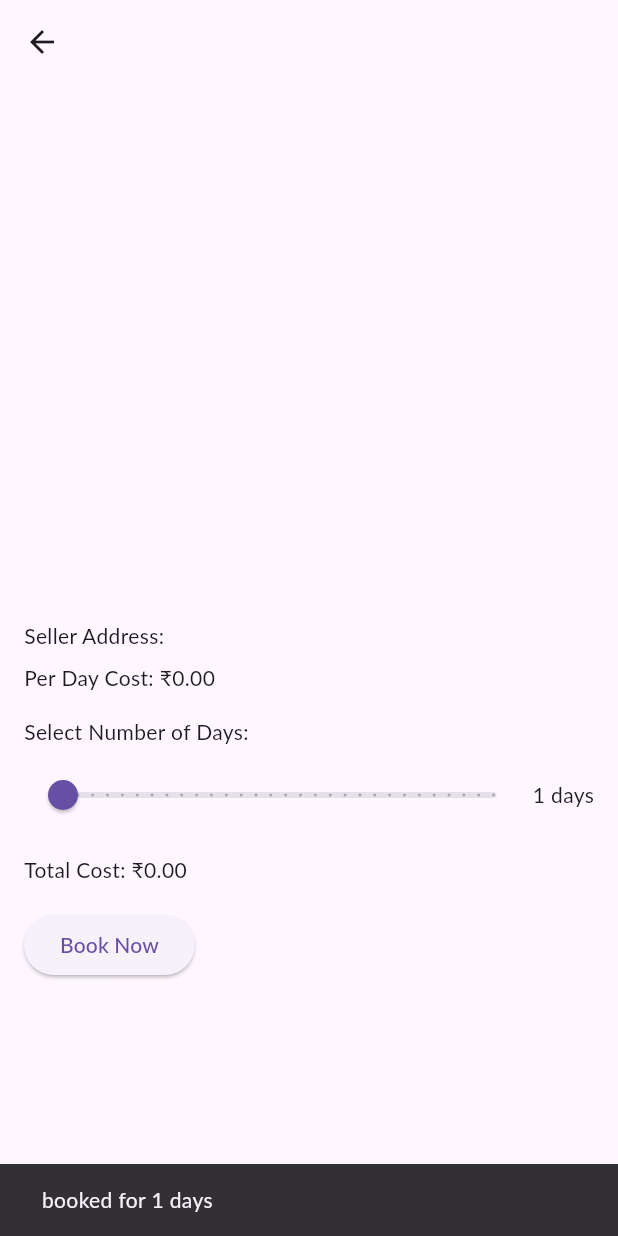
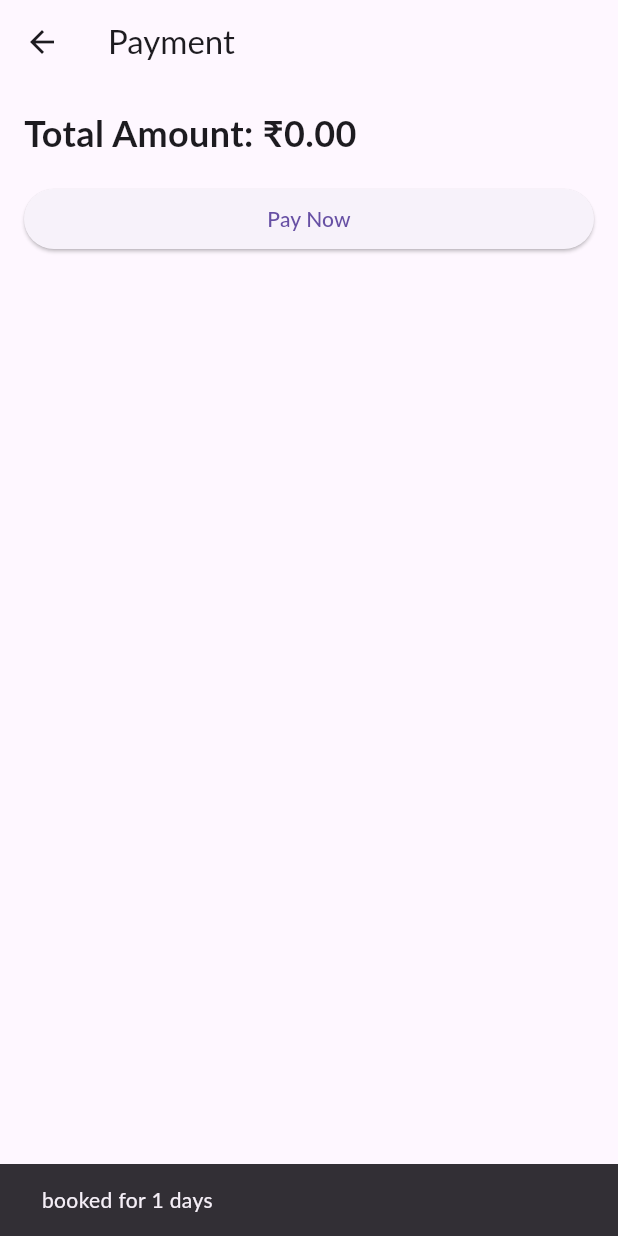
Before and after one commit to Sumith02/electronicsrent, a Flutter app: the ItemDetailScreen screen opened directly with empty values, after a tap on "Book Now", on a phone screen of 412 x 824 dp. Run offline on Flutter 3.47's test engine with Material 3 defaults, Android fonts, the phone set to English and light mode, and no system bars; our stand-ins replace animated_text_kit, cloud_firestore, curved_navigation_bar, dash_chat_2, firebase_auth, firebase_core and 6 more; missing offline and left inert: chat_gpt_sdk, legacy_progress_dialog; accounts and stored records are empty; network calls fail; Roboto replaces fonts that are missing (Lato).

Commit message:
payment page

```diff
--- a/lib/Screens/item_detail_screen.dart
+++ b/lib/Screens/item_detail_screen.dart
@@ -1,4 +1,6 @@
+import 'package:electronicsrent/Screens/models/cart_item.dart';
 import 'package:electronicsrent/Screens/models/product.dart';
+import 'package:electronicsrent/Screens/payment_screen.dart';
 import 'package:electronicsrent/Screens/services/cart_service.dart';
 import 'package:flutter/material.dart';
 import 'package:provider/provider.dart';
@@ -67,7 +69,9 @@ class _ItemDetailScreenState extends State<ItemDetailScreen> {
                   SizedBox(height: 8),
                   Text('Seller Address: ${widget.product.sellerAddress}'),
                   SizedBox(height: 8),
-                  Text('Per Day Cost: ₹${widget.product.price.toStringAsFixed(2)}'),
+                  Text(
+                    'Per Day Cost: ₹${widget.product.price.toStringAsFixed(2)}',
+                  ),
                   SizedBox(height: 16),
                   Text('Select Number of Days:'),
                   SizedBox(height: 8),
@@ -91,8 +95,25 @@ class _ItemDetailScreenState extends State<ItemDetailScreen> {
                   SizedBox(height: 16),
                   Text('Total Cost: ₹${_totalCost.toStringAsFixed(2)}'),
                   SizedBox(height: 16),
-                  ElevatedButton(
+                  Padding(
+                    padding: const EdgeInsets.only(left: 50, right: 50, top: 40),
+                    child: ElevatedButton(
                       onPressed: () {
+                        // Create a CartItem instance and navigate to PaymentScreen
+                        CartItem cartItem = CartItem(
+                          product: widget.product,
+                          quantity: 1, // Assuming 1 item for rental
+                          days: _days,
+                        );
+                        Navigator.push(
+                          context,
+                          MaterialPageRoute(
+                            builder: (context) => PaymentScreen(
+                              amount: _totalCost,
+                              cartItem: cartItem,
+                            ),
+                          ),
+                        );
                         cartService.addItem(widget.product, _days);
                         ScaffoldMessenger.of(context).showSnackBar(
                           SnackBar(
@@ -100,7 +121,8 @@ class _ItemDetailScreenState extends State<ItemDetailScreen> {
                           ),
                         );
                       },
-                    child: Text('Book Now'),
+                      child: Center(child: Text('Book Now')),
+                    ),
                   ),
                 ],
               ),
--- a/lib/Screens/models/cart_item.dart
+++ b/lib/Screens/models/cart_item.dart
@@ -2,7 +2,7 @@ import 'package:electronicsrent/Screens/models/product.dart';
 
 class CartItem {
   final Product product;
-  int quantity;
+    int quantity;
   int days; // Added field for rental days
 
   CartItem({
--- /dev/null
+++ b/lib/Screens/payment_screen.dart
@@ -0,0 +1,69 @@
+import 'package:electronicsrent/Screens/models/cart_item.dart';
+import 'package:flutter/material.dart';
+import 'package:provider/provider.dart';
+
+import 'package:electronicsrent/Screens/services/database_service.dart';
+import 'package:electronicsrent/Screens/home_screen.dart';
+
+class PaymentScreen extends StatelessWidget {
+  static const String id = 'payment-screen';
+  final double amount;
+  final CartItem cartItem;
+
+  const PaymentScreen({Key? key, required this.amount, required this.cartItem}) : super(key: key);
+
+  @override
+  Widget build(BuildContext context) {
+    final dbService = Provider.of<DatabaseService>(context, listen: false);
+
+    return Scaffold(
+      appBar: AppBar(
+        title: Text('Payment'),
+      ),
+      body: Padding(
+        padding: const EdgeInsets.all(16.0),
+        child: Column(
+          crossAxisAlignment: CrossAxisAlignment.stretch,
+          children: [
+            Text(
+              'Total Amount: \₹${amount.toStringAsFixed(2)}',
+              style: TextStyle(fontSize: 24, fontWeight: FontWeight.bold),
+            ),
+            SizedBox(height: 16),
+            ElevatedButton(
+              onPressed: () async {
+                // Dummy payment success logic
+                ScaffoldMessenger.of(context).showSnackBar(
+                  SnackBar(content: Text('Payment Successful!')),
+                );
+
+                // Remove the item from the database
+                await dbService.removeProduct(cartItem.product);
+
+                // Show confirmation dialog
+                showDialog(
+                  context: context,
+                  builder: (context) {
+                    return AlertDialog(
+                      title: Text('Payment Confirmation'),
+                      content: Text('Payment was successful.'),
+                      actions: [
+                        TextButton(
+                          onPressed: () {
+                            Navigator.of(context).pushNamedAndRemoveUntil(HomeScreen.id, (route) => false);
+                          },
+                          child: Text('OK'),
+                        ),
+                      ],
+                    );
+                  },
+                );
+              },
+              child: Text('Pay Now'),
+            ),
+          ],
+        ),
+      ),
+    );
+  }
+}
--- a/lib/Screens/services/database_service.dart
+++ b/lib/Screens/services/database_service.dart
@@ -22,4 +22,8 @@ class DatabaseService {
     DocumentSnapshot doc = await _db.collection('electronics_items').doc(productId).get();
     return doc.data() as Map<String, dynamic>;
   }
+
+  Future<void> removeProduct(Product product) async {
+    await _db.collection('electronics_items').doc(product.id).delete();
+  }
 }
```
Also changed, not shown: lib/Screens/home_screen.dart (+16 -8 lines), lib/main.dart (+15 -3 lines). Lines whose indentation alone changed are shown as unchanged.
